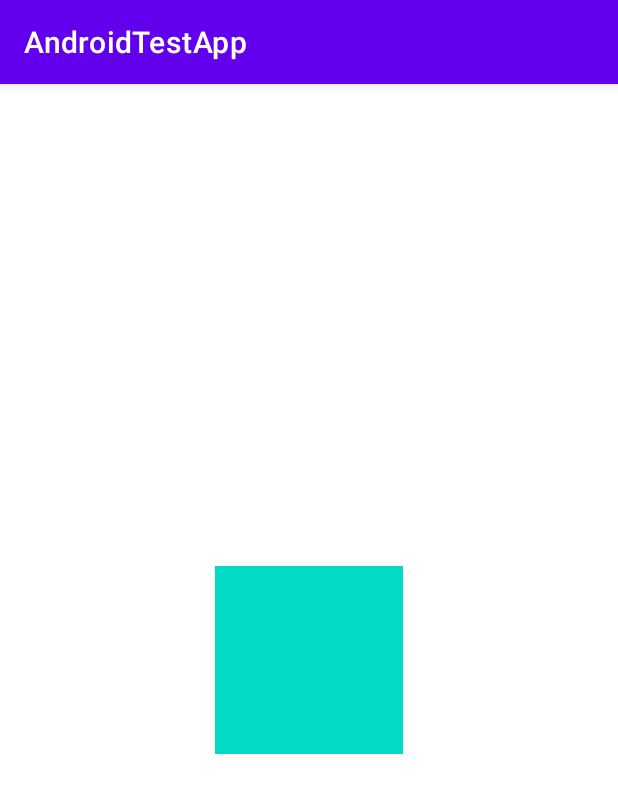
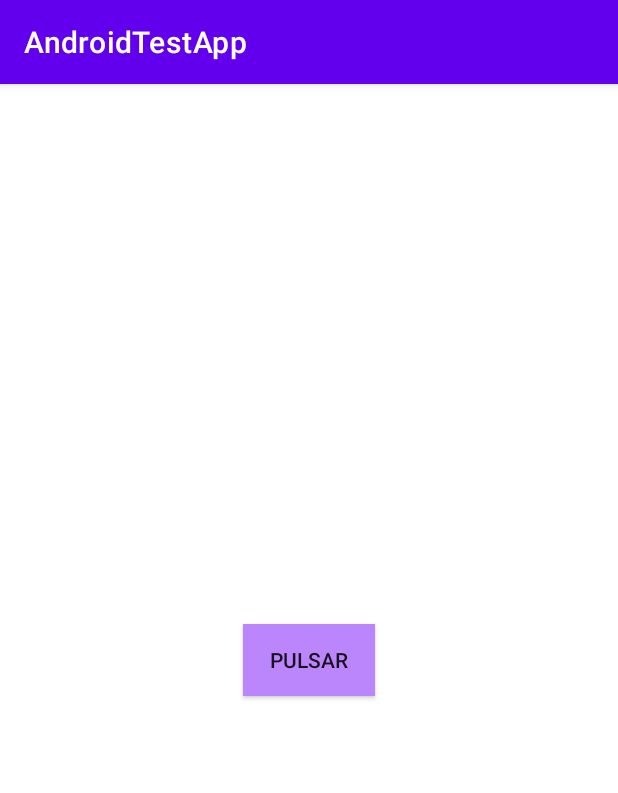
Before and after one commit to ZoiloGranda/curso-kotlin, an Android app: the screen it shows after launch (FirstAppActivity), on a phone screen of 412 x 824 dp. Shown: the top 793 px of the screen. Run offline under Robolectric (Android 15) with nearby library versions, the phone set to English and light mode, and no system bars.

Commit message:
button listener

```diff
--- a/app/src/main/java/com/example/androidtestapp/firstapp/FirstAppActivity.kt
+++ b/app/src/main/java/com/example/androidtestapp/firstapp/FirstAppActivity.kt
@@ -2,11 +2,17 @@ package com.example.androidtestapp.firstapp
 
 import androidx.appcompat.app.AppCompatActivity
 import android.os.Bundle
+import android.util.Log
+import androidx.appcompat.widget.AppCompatButton
 import com.example.androidtestapp.R
 
 class FirstAppActivity : AppCompatActivity() {
     override fun onCreate(savedInstanceState: Bundle?) {
         super.onCreate(savedInstanceState)
         setContentView(R.layout.activity_first_app)
+        val btnStart = findViewById<AppCompatButton>(R.id.btnStart)
+        btnStart.setOnClickListener {
+            Log.i("taag", "presionado")
+        }
     }
 }
--- a/app/src/main/res/layout/activity_first_app.xml
+++ b/app/src/main/res/layout/activity_first_app.xml
@@ -6,14 +6,16 @@
     android:layout_width="match_parent"
     android:layout_height="match_parent"
     tools:context=".firstapp.FirstAppActivity">
-    <View
-        android:layout_width="125dp"
-        android:layout_height="125dp"
-        android:background="@color/teal_200"
+    <androidx.appcompat.widget.AppCompatButton
+        android:id="@+id/btnStart"
+        android:layout_width="wrap_content"
+        android:layout_height="wrap_content"
+        app:layout_constraintTop_toTopOf="parent"
         app:layout_constraintBottom_toBottomOf="parent"
-       app:layout_constraintEnd_toEndOf="parent"
-        app:layout_constraintTop_toTopOf="parent"
+        app:layout_constraintEnd_toEndOf="parent"
         app:layout_constraintStart_toStartOf="parent"
-        >
-    </View>
+android:text="pulsar"
+        android:background="@color/purple_200"
+        />
+
 </androidx.constraintlayout.widget.ConstraintLayout>
```
